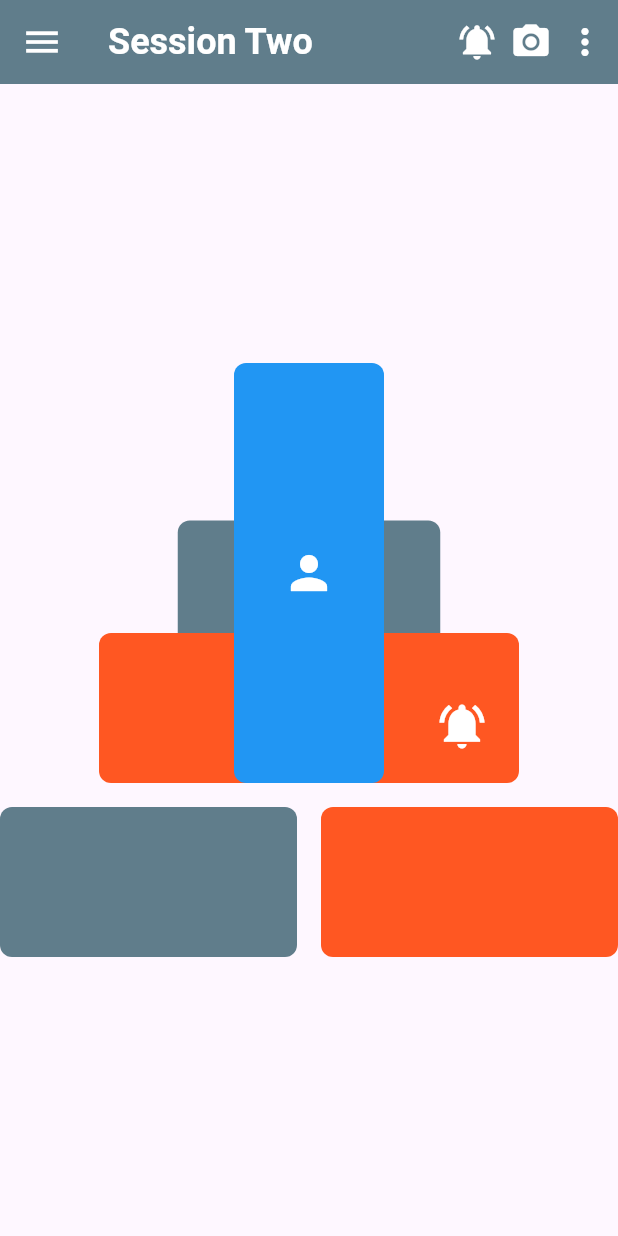
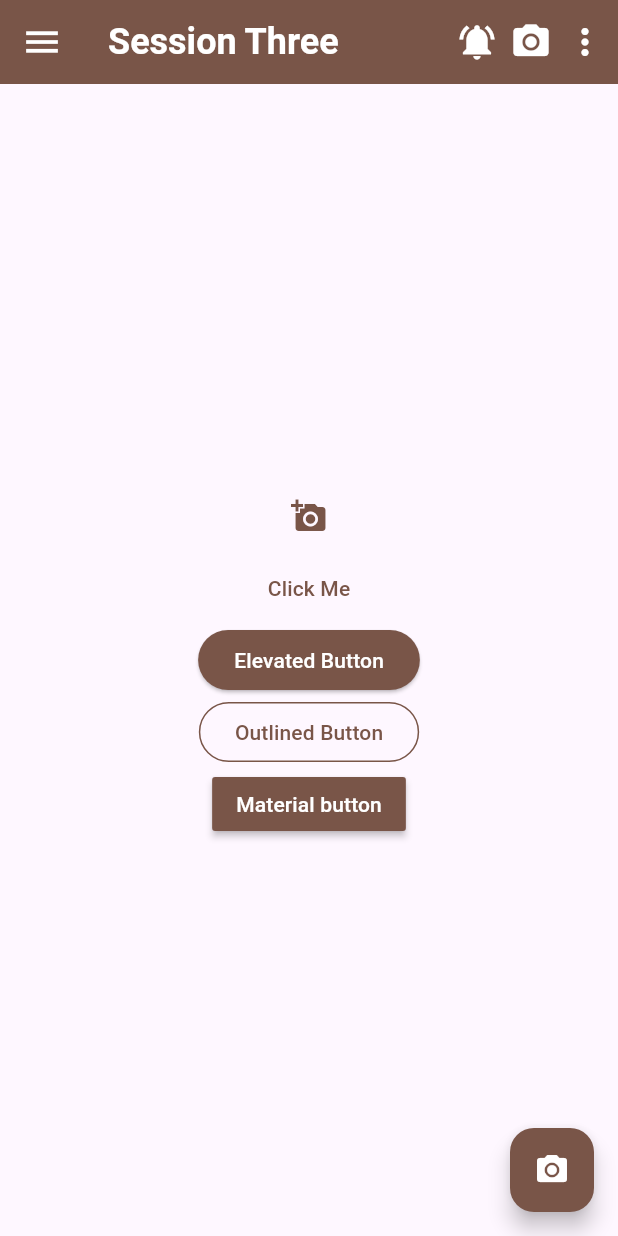
Before and after one commit to AbdelmenamAdel/Yassin-Mentoring, a Flutter app: the screen it shows after launch, on a phone screen of 412 x 824 dp. Run offline on Flutter 3.47's test engine with Material 3 defaults, Android fonts, the phone set to English and light mode, and no system bars.

Commit message:
Add Session 2 UI and update Session 3 title; include new image for task 13

```diff
--- a/flutter_with_yassin/lib/main.dart
+++ b/flutter_with_yassin/lib/main.dart
@@ -1,4 +1,7 @@
+import 'dart:developer';
+
 import 'package:flutter/material.dart';
+import 'package:flutter_with_yassin/session2.dart';
 
 void main() {
   runApp(const MyApp());
@@ -13,11 +16,11 @@ class MyApp extends StatelessWidget {
       debugShowCheckedModeBanner: false,
       home: Scaffold(
         appBar: AppBar(
-          backgroundColor: Colors.blueGrey,
+          backgroundColor: Colors.brown,
 
           leading: Icon(Icons.menu, color: Colors.white, size: 28),
           title: Text(
-            "Session Two",
+            "Session Three",
             style: TextStyle(
               color: Colors.white,
               fontWeight: .bold,
@@ -35,100 +38,77 @@ class MyApp extends StatelessWidget {
         ),
         drawer: Drawer(),
         body: Center(
+          child: Padding(
+            padding: const EdgeInsets.all(24.0),
             child: Column(
-            mainAxisAlignment: .center,
-            crossAxisAlignment: .center,
-            spacing: 16,
+              mainAxisAlignment: MainAxisAlignment.center,
+              crossAxisAlignment: CrossAxisAlignment.center,
               children: [
-              // Icon(Icons.person, color: Colors.orange, size: 28),
-              // Padding(
-              //   padding: const EdgeInsets.all(24),
-              //   child: Icon(Icons.person, color: Colors.orange, size: 86),
-              // ),
-              // SizedBox(
-              //   height: 50,
-              //   width: 50,
-              //   child: Align(
-              //     alignment: AlignmentGeometry.center,
-              //     child: Icon(Icons.person, color: Colors.orange, size: 28),
-              //   ),
-              // ),
-              Stack(
-                alignment: .bottomCenter,
-                children: [
-                  Container(
-                    height: 175,
-                    width: 175,
-                    decoration: BoxDecoration(
-                      color: Colors.blueGrey,
-                      borderRadius: BorderRadius.circular(8),
+                IconButton(
+                  onPressed: () {
+                    log("icon button is clicked");
+                  },
+                  icon: Icon(Icons.add_a_photo, color: Colors.brown),
+                ),
+                TextButton(
+                  style: TextButton.styleFrom(overlayColor: Colors.brown),
+                  onPressed: () {
+                    log("text button is clicked");
+                  },
+                  child: Text(
+                    "Click Me",
+                    style: TextStyle(color: Colors.brown),
                   ),
                 ),
-                  Container(
-                    height: 100,
-                    width: 280,
-                    decoration: BoxDecoration(
-                      color: Colors.deepOrange,
-                      borderRadius: BorderRadius.circular(8),
+                ElevatedButton(
+                  style: ElevatedButton.styleFrom(
+                    backgroundColor: Colors.brown,
+                  ),
+                  onPressed: () {
+                    log("Elevated button is pressed");
+                  },
+                  child: Text(
+                    "Elevated Button",
+                    style: TextStyle(color: Colors.white),
                   ),
                 ),
-                  Container(
-                    height: 280,
-                    width: 100,
-                    decoration: BoxDecoration(
-                      color: Colors.blue,
-                      borderRadius: BorderRadius.circular(8),
+                OutlinedButton(
+                  style: OutlinedButton.styleFrom(
+                    side: BorderSide(color: Colors.brown, width: 1),
+                    overlayColor: Colors.brown,
                   ),
-                    child: Icon(Icons.person, color: Colors.white, size: 36),
-                  ),
-                  Positioned(
-                    bottom: 20,
-                    right: 20,
-                    child: Icon(
-                      Icons.notifications_active,
-                      color: Colors.white,
-                      size: 36,
+                  onPressed: () {
+                    log("Outlined button is pressed");
+                  },
+                  child: Text(
+                    "Outlined Button",
+                    style: TextStyle(color: Colors.brown),
                   ),
                 ),
-                ],
+                MaterialButton(
+                  color: Colors.brown,
+                  onPressed: () {
+                    log("Material Button is clicked");
+                  },
+                  child: Text(
+                    "Material button",
+                    style: TextStyle(color: Colors.white),
                   ),
-              Row(
-                mainAxisAlignment: .center,
-                crossAxisAlignment: .center,
-                spacing: 16,
-                children: [
-                  Flexible(
-                    child: Container(
-                      height: 100,
-                      // width: 100,
-                      decoration: BoxDecoration(
-                        color: Colors.blueGrey,
-                        borderRadius: BorderRadius.circular(8),
-                      ),
-                    ),
-                  ),
-                  Expanded(
-                    child: Container(
-                      height: 100,
-                      width: 100,
-                      decoration: BoxDecoration(
-                        color: Colors.deepOrange,
-                        borderRadius: BorderRadius.circular(8),
-                      ),
-                    ),
-                  ),
-                ],
                 ),
               ],
             ),
           ),
         ),
+        floatingActionButton: FloatingActionButton(
+          backgroundColor: Colors.brown,
+          onPressed: () {
+            log("Floating Button is clicked");
+          },
+          child: Icon(Icons.camera_alt, color: Colors.white),
+        ),
+      ),
     );
   }
 }
-
-// Column - Row - Center
-// SizedBox - Padding
-// Container
-// Align - Positioned - Stack
-// Expanded - Flexible
+// IconButton - TextButton - ElevatedButton
+// MaterialButton - OutlinedButton - FloatingButton
--- /dev/null
+++ b/flutter_with_yassin/lib/session2.dart
@@ -0,0 +1,101 @@
+import 'package:flutter/material.dart';
+
+class Session2 extends StatelessWidget {
+  const Session2({super.key});
+
+  @override
+  Widget build(BuildContext context) {
+    return Column(
+      mainAxisAlignment: .center,
+      crossAxisAlignment: .center,
+      spacing: 16,
+      children: [
+        // Icon(Icons.person, color: Colors.orange, size: 28),
+        // Padding(
+        //   padding: const EdgeInsets.all(24),
+        //   child: Icon(Icons.person, color: Colors.orange, size: 86),
+        // ),
+        // SizedBox(
+        //   height: 50,
+        //   width: 50,
+        //   child: Align(
+        //     alignment: AlignmentGeometry.center,
+        //     child: Icon(Icons.person, color: Colors.orange, size: 28),
+        //   ),
+        // ),
+        Stack(
+          alignment: .bottomCenter,
+          children: [
+            Container(
+              height: 175,
+              width: 175,
+              decoration: BoxDecoration(
+                color: Colors.blueGrey,
+                borderRadius: BorderRadius.circular(8),
+              ),
+            ),
+            Container(
+              height: 100,
+              width: 280,
+              decoration: BoxDecoration(
+                color: Colors.deepOrange,
+                borderRadius: BorderRadius.circular(8),
+              ),
+            ),
+            Container(
+              height: 280,
+              width: 100,
+              decoration: BoxDecoration(
+                color: Colors.blue,
+                borderRadius: BorderRadius.circular(8),
+              ),
+              child: Icon(Icons.person, color: Colors.white, size: 36),
+            ),
+            Positioned(
+              bottom: 20,
+              right: 20,
+              child: Icon(
+                Icons.notifications_active,
+                color: Colors.white,
+                size: 36,
+              ),
+            ),
+          ],
+        ),
+        Row(
+          mainAxisAlignment: .center,
+          crossAxisAlignment: .center,
+          spacing: 16,
+          children: [
+            Flexible(
+              child: Container(
+                height: 100,
+                // width: 100,
+                decoration: BoxDecoration(
+                  color: Colors.blueGrey,
+                  borderRadius: BorderRadius.circular(8),
+                ),
+              ),
+            ),
+            Expanded(
+              child: Container(
+                height: 100,
+                width: 100,
+                decoration: BoxDecoration(
+                  color: Colors.deepOrange,
+                  borderRadius: BorderRadius.circular(8),
+                ),
+              ),
+            ),
+          ],
+        ),
+      ],
+    );
+  }
+}
+
+// Column - Row - Center
+// SizedBox - Padding
+// Container
+// Align - Positioned - Stack
+// Expanded - Flexible
```
Also changed, not shown: flutter_with_yassin/tasks/imagetask13.png (added), 1 other file. Lines whose indentation alone changed are shown as unchanged.
